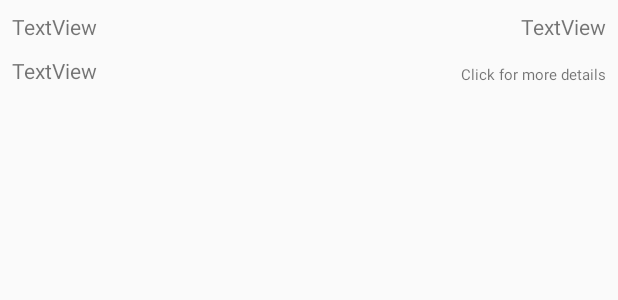
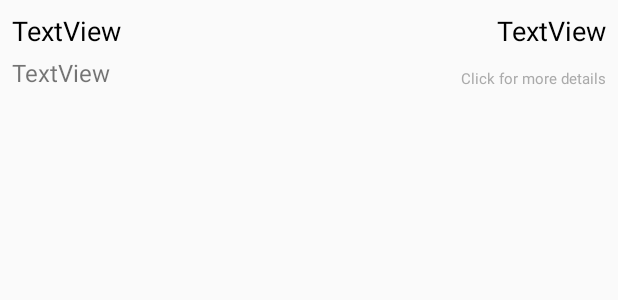
Before and after one commit to Triordan1/FinalProject5, an Android app: the layout item_assignment.xml on its own in the app's theme, with its tools: preview values and no code run, on a phone screen of 412 x 824 dp. Shown: the top 300 px of the screen. Run offline under Robolectric (Android 15) with nearby library versions, the light colour scheme and no system bars.

Commit message:
display assignments per course by user

```diff
--- a/app/src/main/java/com/example/finalproject5/Controller/CourseViewAdapter.java
+++ b/app/src/main/java/com/example/finalproject5/Controller/CourseViewAdapter.java
@@ -34,8 +34,8 @@ public class CourseViewAdapter extends RecyclerView.Adapter<CourseViewAdapter.Vi
     public void onBindViewHolder(@NonNull ViewHolder holder, int position) {
         Assignment assignment = mCourseAssignments.get(position);
         holder.tvCourseName.setText(assignment.getAssignmentName());
-        holder.tvCategory.setText(assignment.getCourseID());
-
+        holder.tvCategory.setText(assignment.getCategoryID());
+        holder.tvGrade.setText(String.valueOf(assignment.getEarnedScore()));
     }
 
     @Override
--- a/app/src/main/java/com/example/finalproject5/Model/Assignment/Assignment.java
+++ b/app/src/main/java/com/example/finalproject5/Model/Assignment/Assignment.java
@@ -26,9 +26,8 @@ public class Assignment {
     private String username;
 
 
-    public Assignment(int assignmentID, String assignmentName, String details, double maxScore, double earnedScore,
+    public Assignment(String assignmentName, String details, double maxScore, double earnedScore,
                       String assignedDate, String dueDate, int courseID, String categoryID, String username) {
-        this.assignmentID = assignmentID;
         this.details = details;
         this.maxScore = maxScore;
         this.earnedScore = earnedScore;
--- a/app/src/main/res/layout/activity_course_view.xml
+++ b/app/src/main/res/layout/activity_course_view.xml
@@ -14,7 +14,9 @@
         android:layout_marginTop="16dp"
         android:layout_marginEnd="8dp"
         android:text="TextView"
+        android:textColor="@color/black"
         android:textSize="25sp"
+        android:textStyle="bold"
         app:layout_constraintEnd_toEndOf="parent"
         app:layout_constraintStart_toStartOf="parent"
         app:layout_constraintTop_toTopOf="parent" />
--- a/app/src/main/res/layout/item_assignment.xml
+++ b/app/src/main/res/layout/item_assignment.xml
@@ -13,6 +13,8 @@
         android:layout_marginTop="8dp"
         android:layout_marginBottom="8dp"
         android:text="TextView"
+        android:textColor="@color/black"
+        android:textSize="18sp"
         app:layout_constraintBottom_toTopOf="@+id/tvCategory"
         app:layout_constraintStart_toStartOf="parent"
         app:layout_constraintTop_toTopOf="parent" />
@@ -24,6 +26,7 @@
         android:layout_marginStart="8dp"
         android:layout_marginBottom="8dp"
         android:text="TextView"
+        android:textSize="16sp"
         app:layout_constraintBottom_toBottomOf="parent"
         app:layout_constraintStart_toStartOf="parent" />
 
@@ -34,6 +37,7 @@
         android:layout_marginEnd="8dp"
         android:layout_marginBottom="8dp"
         android:text="Click for more details"
+        android:textColor="@android:color/darker_gray"
         android:textSize="10sp"
         app:layout_constraintBottom_toBottomOf="parent"
         app:layout_constraintEnd_toEndOf="parent"
@@ -47,6 +51,8 @@
         android:layout_marginTop="8dp"
         android:layout_marginEnd="8dp"
         android:text="TextView"
+        android:textColor="@color/black"
+        android:textSize="18sp"
         app:layout_constraintBottom_toTopOf="@+id/tvDetails"
         app:layout_constraintEnd_toEndOf="parent"
         app:layout_constraintTop_toTopOf="parent"
```
Also changed, not shown: app/src/main/java/com/example/finalproject5/View/CourseView.java (+5 -4 lines).
